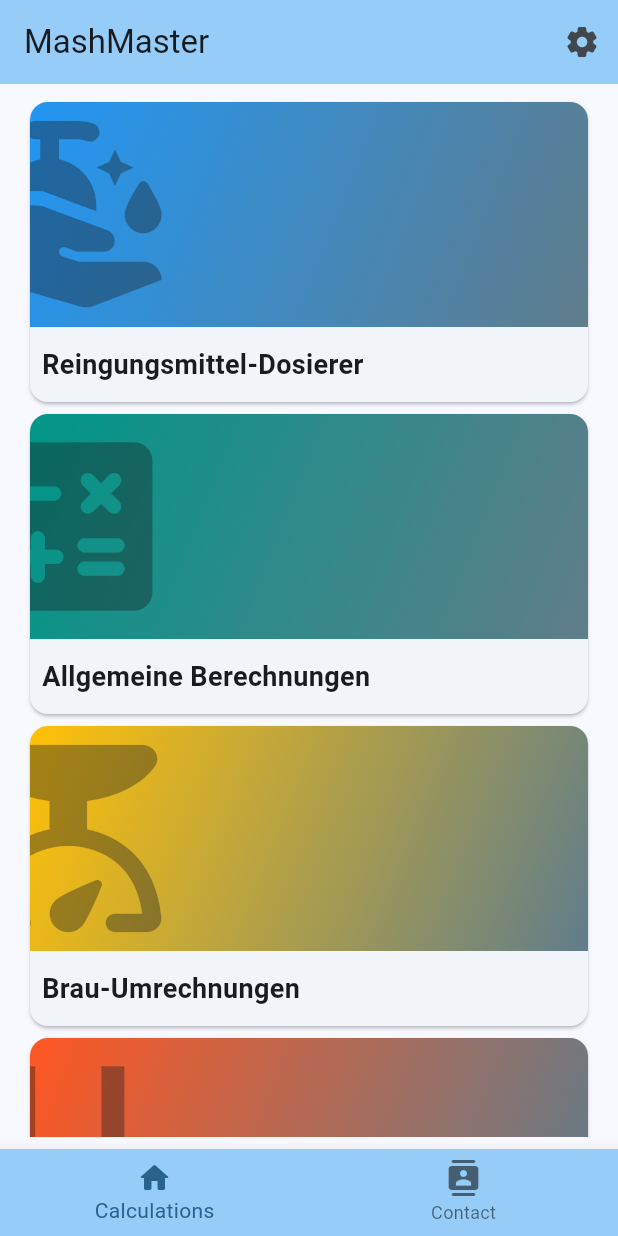
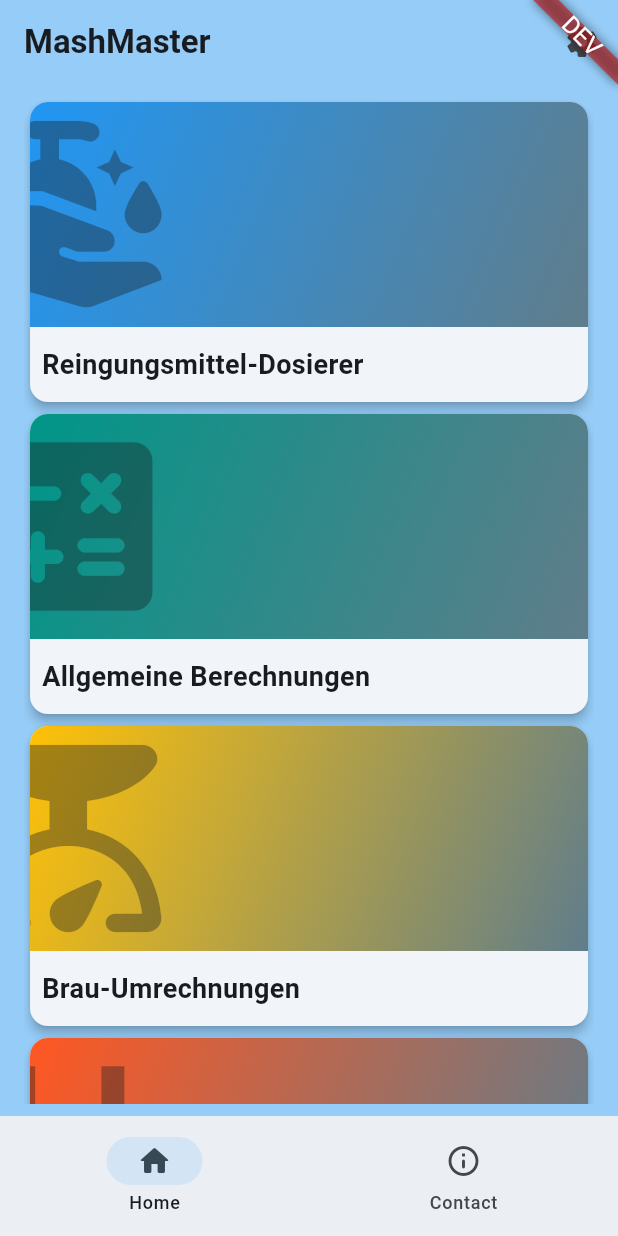
Before and after one commit to NightmindOfficial/mashmaster, a Flutter app: the screen it shows after launch, on a phone screen of 412 x 824 dp. Run offline on Flutter 3.47's test engine with Material 3 defaults, Android fonts, the phone set to English and light mode, and no system bars.

Commit message:
Intermediary Save 18.02.2025

```diff
--- a/lib/helpers/home_screen_cards.dart
+++ b/lib/helpers/home_screen_cards.dart
@@ -6,21 +6,30 @@ final List<ScreenCard> homeScreenCards = [
     icon: Icons.clean_hands_rounded,
     title: "Reingungsmittel-Dosierer",
     color: Colors.blue,
+    routeName: '/homescreen/dosage-calc',
   ),
   ScreenCard(
     title: "Allgemeine Berechnungen",
     icon: Icons.calculate_rounded,
-      color: Colors.teal),
+    color: Colors.teal,
+    routeName: '/homescreen/general-calc',
+  ),
   ScreenCard(
     title: "Brau-Umrechnungen",
     icon: Icons.scale_rounded,
-      color: Colors.amber),
+    color: Colors.amber,
+    routeName: '/homescreen/brew-calc',
+  ),
   ScreenCard(
     title: "Einheits-Umrechnungen",
     icon: Icons.format_underline_outlined,
-      color: Colors.deepOrange),
+    color: Colors.deepOrange,
+    routeName: '/homescreen/unit-calc',
+  ),
   ScreenCard(
     title: "Maische-Berechnungen",
     icon: Icons.grain_rounded,
-      color: Colors.brown),
+    color: Colors.brown,
+    routeName: '/homescreen/mash-calc',
+  ),
 ];
--- a/lib/main.dart
+++ b/lib/main.dart
@@ -1,5 +1,5 @@
 import 'package:flutter/material.dart';
-import 'package:mashmaster/helpers/routes.dart';
+import 'package:mashmaster/stage.dart';
 
 void main() {
   runApp(const RootWidget());
@@ -13,11 +13,17 @@ class RootWidget extends StatelessWidget {
   Widget build(BuildContext context) {
     return MaterialApp(
       debugShowCheckedModeBanner: false,
-      title: 'Mashmaster',
+      title: 'MashMaster',
       theme: ThemeData(
+        useMaterial3: true,
         colorScheme: ColorScheme.fromSeed(seedColor: Colors.lightBlue),
       ),
-      routes: appRoutes,
+      home: const Banner(
+        message: "DEV",
+        textStyle: TextStyle(fontSize: 16),
+        location: BannerLocation.topEnd,
+        child: Stage(),
+      ),
     );
   }
 }
--- a/lib/screens/home_screen.dart
+++ /dev/null
@@ -1,47 +0,0 @@
-import 'package:flutter/material.dart';
-import 'package:mashmaster/helpers/home_screen_cards.dart';
-import 'package:mashmaster/widgets/screen_card.dart';
-
-class HomeScreen extends StatelessWidget {
-  const HomeScreen({super.key});
-
-  @override
-  Widget build(BuildContext context) {
-    return Scaffold(
-      appBar: AppBar(
-        title: const Text("MashMaster"),
-        backgroundColor: Theme.of(context).colorScheme.inversePrimary,
-        actions: [
-          IconButton(onPressed: () {}, icon: const Icon(Icons.settings_rounded))
-        ],
-      ),
-      body: Padding(
-          padding: const EdgeInsets.symmetric(
-            horizontal: 16.0,
-            vertical: 8.0,
-          ),
-          child: ListView.builder(
-              itemCount: homeScreenCards.length,
-              itemBuilder: (BuildContext context, int index) {
-                return ScreenCard(
-                  title: homeScreenCards[index].title,
-                  icon: homeScreenCards[index].icon,
-                  color: homeScreenCards[index].color,
-                );
-              })),
-      bottomNavigationBar: BottomNavigationBar(
-        items: [
-          BottomNavigationBarItem(
-            icon: Icon(Icons.home_rounded),
-            label: "Calculations",
-          ),
-          BottomNavigationBarItem(
-            icon: Icon(Icons.contacts_rounded),
-            label: "Contact",
-          ),
-        ],
-        backgroundColor: Theme.of(context).colorScheme.inversePrimary,
-      ),
-    );
-  }
-}
--- /dev/null
+++ b/lib/screens/home_screen/home_screen.dart
@@ -0,0 +1,25 @@
+import 'package:flutter/material.dart';
+import 'package:mashmaster/helpers/home_screen_cards.dart';
+import 'package:mashmaster/widgets/screen_card.dart';
+
+class HomeScreen extends StatelessWidget {
+  const HomeScreen({super.key});
+
+  @override
+  Widget build(BuildContext context) {
+    return Padding(
+      padding: const EdgeInsets.symmetric(horizontal: 16.0, vertical: 8.0),
+      child: ListView.builder(
+        itemCount: homeScreenCards.length,
+        itemBuilder: (BuildContext context, int index) {
+          return ScreenCard(
+            title: homeScreenCards[index].title,
+            icon: homeScreenCards[index].icon,
+            color: homeScreenCards[index].color,
+            routeName: homeScreenCards[index].routeName,
+          );
+        },
+      ),
+    );
+  }
+}
--- /dev/null
+++ b/lib/stage.dart
@@ -0,0 +1,65 @@
+import 'package:flutter/material.dart';
+import 'package:mashmaster/screens/contact_screen/contact_screen.dart';
+import 'package:mashmaster/screens/home_screen/home_screen.dart';
+
+class Stage extends StatefulWidget {
+  const Stage({super.key});
+
+  @override
+  State<Stage> createState() => _StageState();
+}
+
+class _StageState extends State<Stage> {
+  int _index = 0;
+
+  @override
+  Widget build(BuildContext context) {
+    return Scaffold(
+      ///* APPBAR
+      appBar: AppBar(
+        title: const Text(
+          "MashMaster",
+          style: TextStyle(fontWeight: FontWeight.bold),
+        ),
+        backgroundColor: Theme.of(context).colorScheme.inversePrimary,
+        actions: [
+          IconButton(
+            onPressed: () {},
+            icon: const Icon(Icons.settings_rounded),
+          ),
+        ],
+      ),
+
+      ///* BODY
+      body: SafeArea(
+        top: false,
+        child: IndexedStack(
+          index: _index,
+          children: [HomeScreen(), ContactScreen()],
+        ),
+      ),
+
+      ///* BNB
+      bottomNavigationBar: NavigationBar(
+        selectedIndex: _index,
+        onDestinationSelected:
+            (index) => setState(() {
+              _index = index;
+            }),
+        destinations: <NavigationDestination>[
+          NavigationDestination(
+            selectedIcon: Icon(Icons.home_rounded),
+            icon: Icon(Icons.home_outlined),
+            label: "Home",
+          ),
+          NavigationDestination(
+            selectedIcon: Icon(Icons.info_rounded),
+            icon: Icon(Icons.info_outline_rounded),
+            label: "Contact",
+          ),
+        ],
+      ),
+      backgroundColor: Theme.of(context).colorScheme.inversePrimary,
+    );
+  }
+}
--- a/lib/widgets/screen_card.dart
+++ b/lib/widgets/screen_card.dart
@@ -1,21 +1,39 @@
 import 'package:flutter/material.dart';
 
 class ScreenCard extends StatelessWidget {
-  final String title;
-  final IconData icon;
-  final MaterialColor color;
-  const ScreenCard(
-      {super.key,
-      required this.title,
-      required this.icon,
-      required this.color});
+  final String _title;
+  final IconData _icon;
+  final MaterialColor _color;
+  final String? _routeName;
+
+  const ScreenCard({
+    super.key,
+    required String title,
+    required IconData icon,
+    required MaterialColor color,
+    String? routeName,
+  }) : _color = color,
+       _title = title,
+       _icon = icon,
+       _routeName = routeName;
+
+  String get title => _title;
+  IconData get icon => _icon;
+  MaterialColor get color => _color;
+  String? get routeName => _routeName;
 
   @override
   Widget build(BuildContext context) {
     return Card(
       clipBehavior: Clip.antiAlias,
+      elevation: 3,
       child: InkWell(
-        onTap: () {},
+        onTap:
+            _routeName != null
+                ? () {
+                  Navigator.pushNamed(context, _routeName);
+                }
+                : () {},
         child: SizedBox(
           height: 200,
           child: Column(
@@ -28,7 +46,7 @@ class ScreenCard extends StatelessWidget {
                         Container(
                           decoration: BoxDecoration(
                             gradient: LinearGradient(
-                              colors: [color, Colors.blueGrey],
+                              colors: [_color, Colors.blueGrey],
                               begin: Alignment.topLeft,
                               end: Alignment.bottomRight,
                             ),
@@ -39,7 +57,7 @@ class ScreenCard extends StatelessWidget {
                           left: -constraints.maxHeight * 0.33,
                           child: IconButton(
                             onPressed: null,
-                            icon: Icon(icon),
+                            icon: Icon(_icon),
                             color: Colors.grey[300],
                             iconSize: constraints.maxHeight,
                             padding: EdgeInsets.zero,
@@ -55,11 +73,8 @@ class ScreenCard extends StatelessWidget {
                 alignment: Alignment.centerLeft,
                 padding: EdgeInsets.symmetric(horizontal: 8),
                 child: Text(
-                  title,
-                  style: TextStyle(
-                    fontSize: 18,
-                    fontWeight: FontWeight.bold,
-                  ),
+                  _title,
+                  style: TextStyle(fontSize: 18, fontWeight: FontWeight.bold),
                 ),
               ),
             ],
```
Also changed, not shown: lib/helpers/routes.dart (deleted, +0 -8 lines), lib/navigation/home_screen_router.dart (added, +48 -0 lines), lib/screens/home_screen/home_screen_brew_calc.dart (added, +10 -0 lines), lib/screens/home_screen/home_screen_dosage_calc.dart (added, +10 -0 lines), lib/screens/home_screen/home_screen_general_calc.dart (added, +10 -0 lines), lib/screens/home_screen/home_screen_mash_calc.dart (added, +10 -0 lines), lib/screens/home_screen/home_screen_unit_calc.dart (added, +10 -0 lines), lib/screens/contact_screen/contact_screen.dart (renamed from lib/screens/contact_screen.dart). Lines whose indentation alone changed are shown as unchanged.
